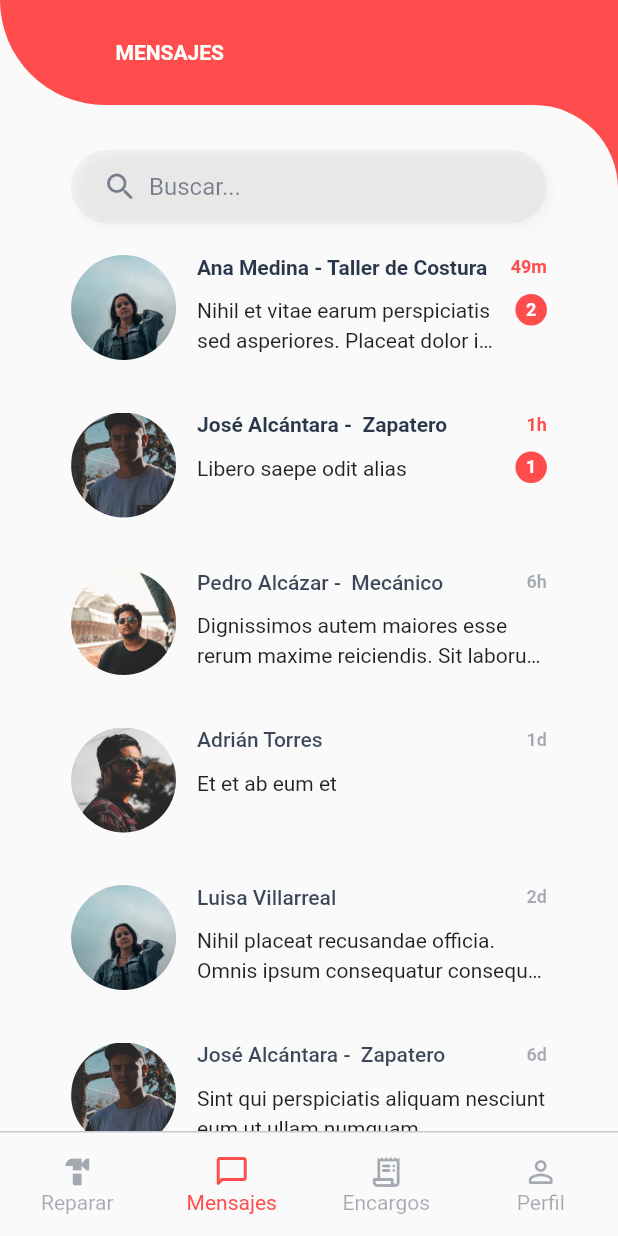
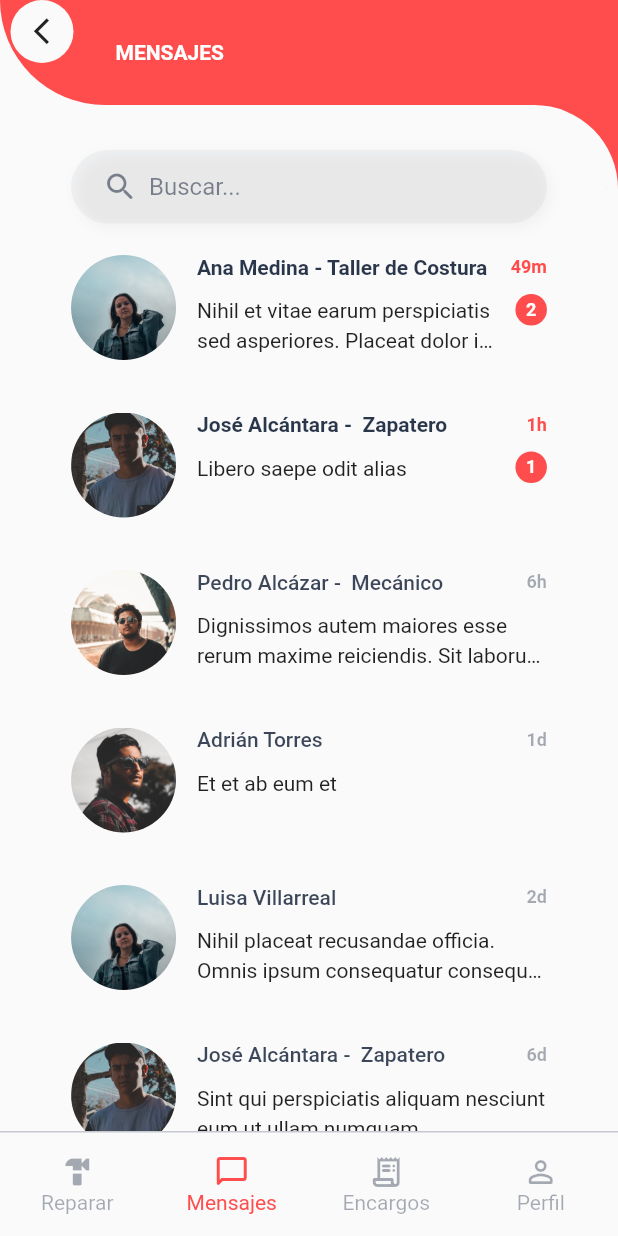
Before and after one commit to lexp2001/reparala, a Flutter app: the AppBody screen opened directly, after a tap on "Mensajes", on a phone screen of 412 x 824 dp. Run offline on Flutter 3.47's test engine with Material 2 defaults, Android fonts, the phone set to English and light mode, and no system bars; our stand-ins replace firebase_auth, firebase_core, geolocator, google_maps_flutter, image_picker; missing offline and left inert: keyboard_visibility; accounts and stored records are empty; network calls fail.

Commit message:
Pretty much everything

```diff
--- a/lib/screens/app_body.dart
+++ b/lib/screens/app_body.dart
@@ -44,7 +44,8 @@ class _AllHomepageState extends State<AllHomepage> {
 
   String _pathImageFromGallery;
   PickedFile _filePictureFromCamera;
-  bool _isImageUploaded = false;
+
+  TextEditingController _userRepairQuery = new TextEditingController();
 
   void _showPhotoLibrary() async {
     final file = await ImagePicker().getImage(source: ImageSource.gallery);
@@ -224,6 +225,8 @@ class _AllHomepageState extends State<AllHomepage> {
     switch (_currentScreen) {
       case 10:
         setState(() {
+          _isMessageWithWorker = false;
+
           _screen10XOffset = 0;
           _screen11XOffset = _windowWidth;
           _screen12XOffset = _windowWidth;
@@ -248,6 +251,8 @@ class _AllHomepageState extends State<AllHomepage> {
         _screen50XOffset = _windowWidth;
         break;
       case 20:
+        _isMessageWithWorker = false;
+
         _screen20XOffset = 0;
         _screen21YOffset = -_windowHeight;
         break;
@@ -256,6 +261,8 @@ class _AllHomepageState extends State<AllHomepage> {
         _screen21YOffset = 0;
         break;
       case 30:
+        _isMessageWithWorker = false;
+
         _screen30XOffset = 0;
         _screen31XOffset = _windowWidth;
         break;
@@ -264,6 +271,7 @@ class _AllHomepageState extends State<AllHomepage> {
         _screen31XOffset = 0;
         break;
       case 40:
+        _isMessageWithWorker = false;
         break;
       case 50:
         _screen12XOffset = -_windowWidth;
@@ -374,8 +382,9 @@ class _AllHomepageState extends State<AllHomepage> {
       child: Column(
         mainAxisAlignment: MainAxisAlignment.spaceBetween,
         children: [
-          Column(
+          Stack(
             children: [
+              // MAIN 4 PAGES
               Container(
                 height: _windowHeight - 70,
                 //color: Colors.greenAccent,
@@ -534,6 +543,7 @@ class _AllHomepageState extends State<AllHomepage> {
                                       margin: EdgeInsets.only(top: 21),
                                       width: _isSmallScreen ? 280 : 320,
                                       child: TextField(
+                                        controller: _userRepairQuery,
                                         maxLength: 30,
                                         keyboardType: TextInputType.text,
                                         maxLines: 2,
@@ -560,6 +570,8 @@ class _AllHomepageState extends State<AllHomepage> {
                                       setState(() {
                                         _currentScreen = 11;
                                       });
+                                      FocusManager.instance.primaryFocus
+                                          .unfocus();
                                     },
                                     child: Container(
                                       margin: EdgeInsets.only(
@@ -1402,23 +1414,42 @@ class _AllHomepageState extends State<AllHomepage> {
                                           child: Column(
                                             children: [
                                               Visibility(
-                                                visible: _isMessageWithWorker,
-                                                child: Container(
-                                                  width: _windowWidth * 0.9,
-                                                  child:
-                                                  _filePictureFromCamera != null ?
-                                                  Image.file(File(
-                                                      _filePictureFromCamera
-                                                          .path)) :
-                                                    _pathImageFromGallery != null ?
-                                                    Image.file(File(
-                                                        _pathImageFromGallery)) :
-                                                    Image.asset(
-                                                      'assets/images/temp_chat.png',
-                                                      fit: BoxFit.fitWidth,
-                                                    ),
-                                                  )
-                                                ),
+                                                  visible: _isMessageWithWorker,
+                                                  child: Container(
+                                                    //color: Colors.red,
+                                                    height: _isSmallScreen
+                                                        ? _windowHeight * 0.28
+                                                        : _windowHeight * 0.35,
+                                                    width: _windowWidth * 0.9,
+                                                    child: _filePictureFromCamera !=
+                                                            null
+                                                        ? Align(
+                                                            alignment: Alignment
+                                                                .centerRight,
+                                                            child: Image.file(File(
+                                                                _filePictureFromCamera
+                                                                    .path)),
+                                                          )
+                                                        : _pathImageFromGallery !=
+                                                                null
+                                                            ? Align(
+                                                                alignment: Alignment
+                                                                    .centerRight,
+                                                                child: Image
+                                                                    .file(File(
+                                                                        _pathImageFromGallery)),
+                                                              )
+                                                            : Align(
+                                                                alignment: Alignment
+                                                                    .centerRight,
+                                                                child:
+                                                                    Image.asset(
+                                                                  'assets/images/temp_chat.png',
+                                                                  fit: BoxFit
+                                                                      .fitWidth,
+                                                                ),
+                                                              ),
+                                                  )),
                                               Visibility(
                                                 visible: !_isMessageWithWorker,
                                                 child: Image.asset(
@@ -1427,6 +1458,44 @@ class _AllHomepageState extends State<AllHomepage> {
                                                   // ),
                                                 ),
                                               ),
+                                              // USER REPAIR QUERY MESSAGE
+                                              Align(
+                                                alignment:
+                                                    Alignment.centerRight,
+                                                child: Visibility(
+                                                  visible: _userRepairQuery !=
+                                                          null ||
+                                                      _isMessageWithWorker,
+                                                  child: Container(
+                                                    margin: EdgeInsets.only(
+                                                        top: 21, right: 21),
+                                                    padding: EdgeInsets.all(21),
+                                                    //height: 49,
+                                                    width: _windowWidth * 0.77,
+                                                    decoration: BoxDecoration(
+                                                      color: Colors.red,
+                                                      borderRadius:
+                                                          BorderRadius.only(
+                                                        topLeft:
+                                                            Radius.circular(
+                                                                100),
+                                                        topRight:
+                                                            Radius.circular(
+                                                                100),
+                                                        bottomLeft:
+                                                            Radius.circular(
+                                                                100),
+                                                      ),
+                                                    ),
+                                                    child: Text(
+                                                      '¡Hola! Hoy quiero reparar: ' +
+                                                          _userRepairQuery.text,
+                                                      style: TextStyle(
+                                                          color: Colors.white),
+                                                    ),
+                                                  ),
+                                                ),
+                                              ),
                                             ],
                                           ),
                                         ),
@@ -1438,8 +1507,7 @@ class _AllHomepageState extends State<AllHomepage> {
                                         padding: EdgeInsets.symmetric(
                                             horizontal: 21),
                                         margin: EdgeInsets.only(
-                                            bottom: _keyboardVisible?
-                                            250 : 21,
+                                            bottom: _keyboardVisible ? 250 : 21,
                                             top: 21),
                                         //padding: EdgeInsets.all(21),
                                         height: 49,
@@ -2342,6 +2410,32 @@ class _AllHomepageState extends State<AllHomepage> {
                   ],
                 ),
               ),
+              // BACK BUTTON
+              SafeArea(
+                child: GestureDetector(
+                  onTap: () {
+                    onWillPopOptions();
+                  },
+                  child: Container(
+                    margin: EdgeInsets.only(left: 7),
+                    height: 42,
+                    width: 42,
+                    decoration: BoxDecoration(
+                      borderRadius: BorderRadius.all(
+                        Radius.circular(100),
+                      ),
+                      color: Theme.of(context).scaffoldBackgroundColor,
+                    ),
+                    child: Container(
+                      padding: EdgeInsets.only(left: 10),
+                      child: Icon(
+                        Icons.arrow_back_ios,
+                        size: 21,
+                      ),
+                    ),
+                  ),
+                ),
+              ),
             ],
           ),
 
```
